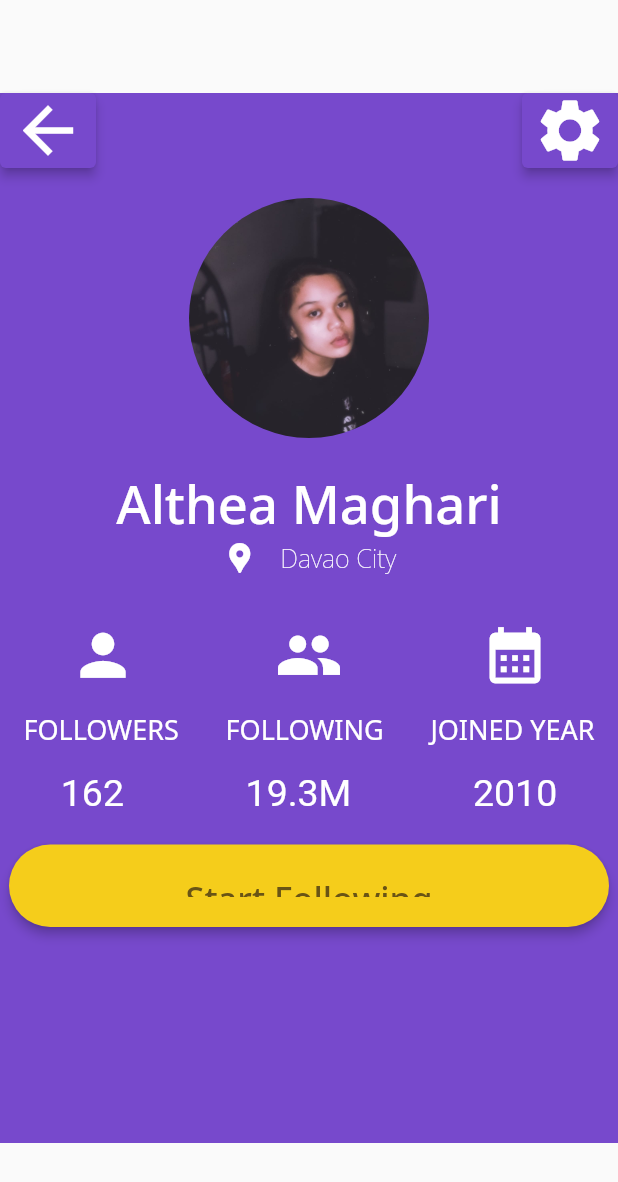
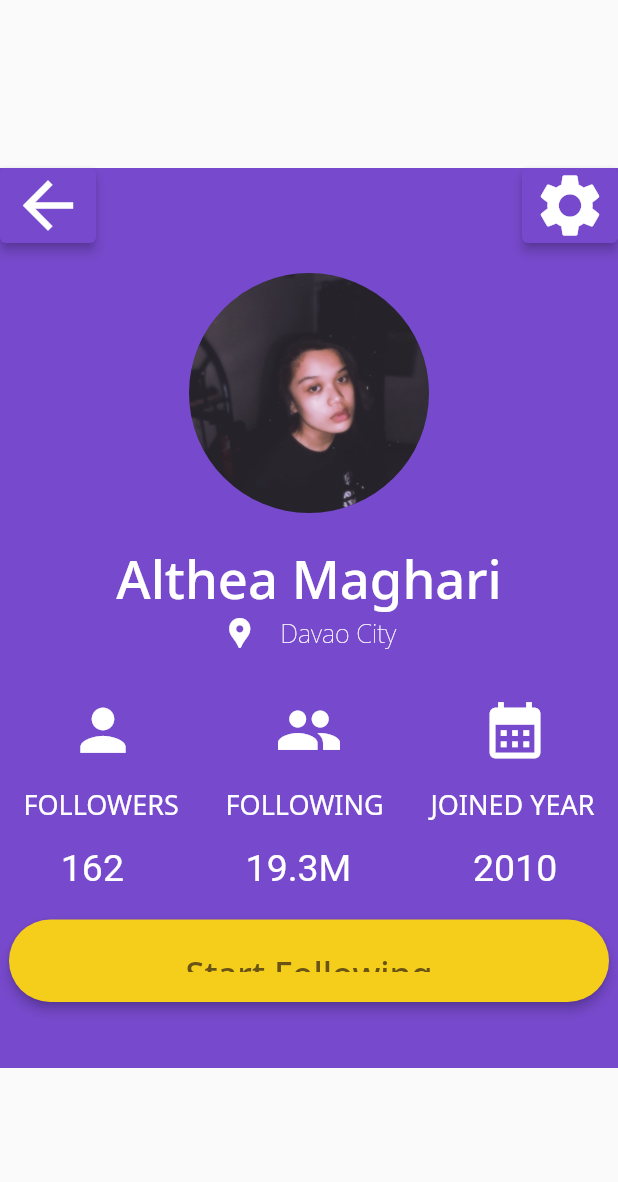
Before and after one commit to theamgri/itelective-5, a Flutter app: the screen it shows after launch, on a phone screen of 412 x 824 dp. Shown: the top 1182 px of the screen. Run offline on Flutter 3.47's test engine with Material 2 defaults, Android fonts, the phone set to English and light mode, and no system bars.

Commit message:
new changess

```diff
--- a/lib/main.dart
+++ b/lib/main.dart
@@ -54,8 +54,6 @@ class _MyHomePageState extends State<MyHomePage> {
 
   @override
   Widget build(BuildContext context) {
-    Size screenSize = MediaQuery.of(context).size;
-    Orientation orientation = MediaQuery.of(context).orientation;
     // This method is rerun every time setState is called, for instance as done
     // by the _incrementCounter method above.
     //
@@ -74,8 +72,10 @@ class _MyHomePageState extends State<MyHomePage> {
         // Center is a layout widget. It takes a single child and positions it
         // in the middle of the parent.
         child: Container(
-          width: 500,
-          height: 700,
+          //height: MediaQuery.of(context).size.height,
+          //width: MediaQuery.of(context).size.width,
+          height: 600.0, //10% of screen height
+          width: 450.0,
           color: Color.fromARGB(255, 119, 73, 204),
           child: Column(
               mainAxisAlignment: MainAxisAlignment.start,
```
